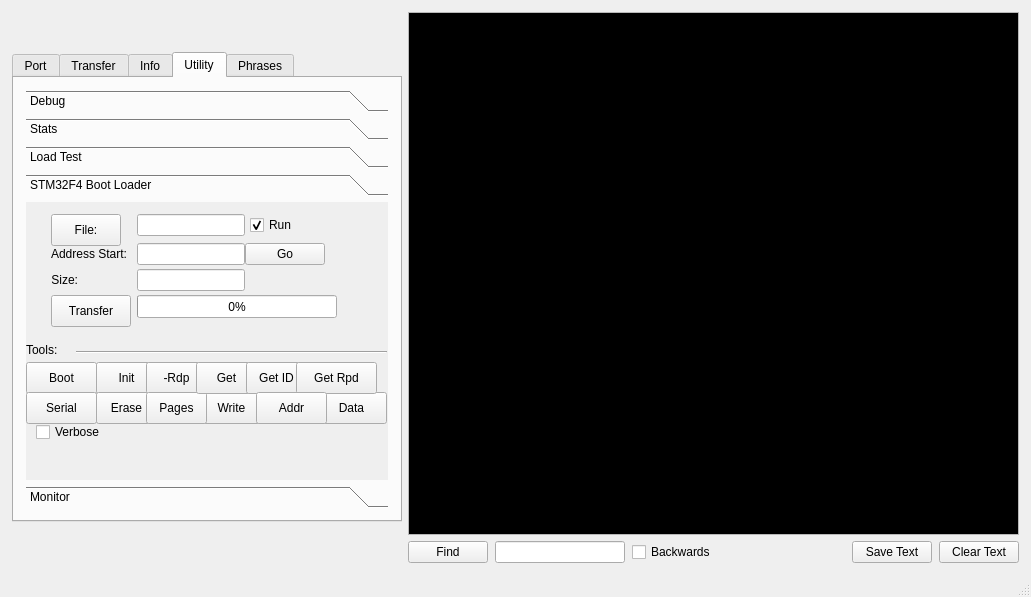
strawbot/TimbreTalk, file mainWindow.ui: the form before one commit.
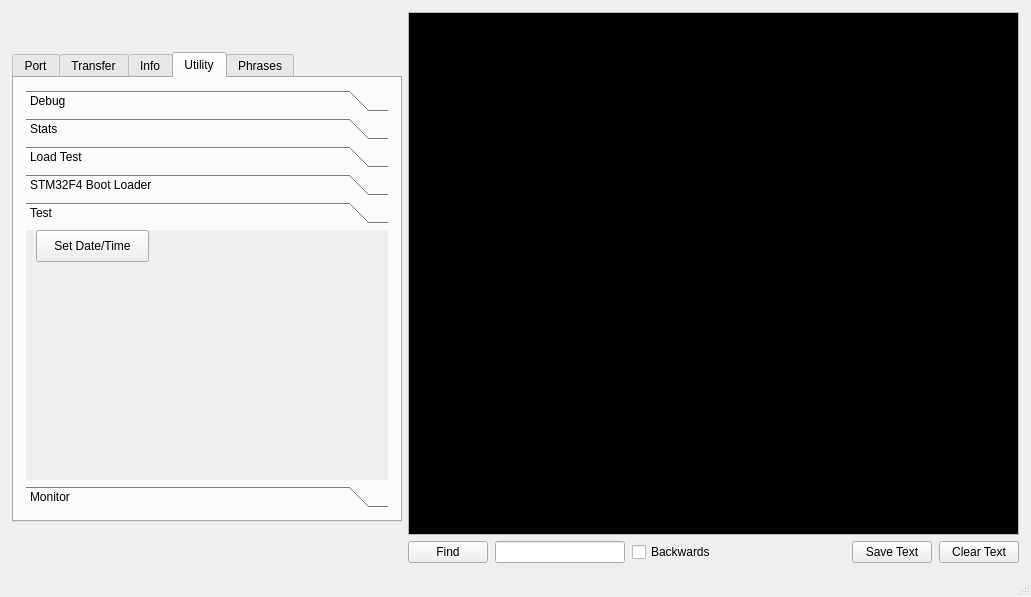
The form after the commit.

Patch:
```diff
--- a/mainWindow.ui
+++ b/mainWindow.ui
@@ -1268,7 +1268,7 @@
             <item>
              <widget class="QToolBox" name="toolBox">
               <property name="currentIndex">
-               <number>3</number>
+               <number>4</number>
               </property>
               <widget class="QWidget" name="Debug">
                <property name="geometry">
@@ -2006,6 +2006,24 @@
                 </property>
                </widget>
               </widget>
+              <widget class="QWidget" name="page_2">
+               <attribute name="label">
+                <string>Test</string>
+               </attribute>
+               <widget class="QPushButton" name="setDateTime">
+                <property name="geometry">
+                 <rect>
+                  <x>10</x>
+                  <y>0</y>
+                  <width>113</width>
+                  <height>32</height>
+                 </rect>
+                </property>
+                <property name="text">
+                 <string>Set Date/Time</string>
+                </property>
+               </widget>
+              </widget>
               <widget class="QWidget" name="Monitor">
                <property name="geometry">
                 <rect>
```
Left out of the diff: 6 changed lines with no effect on the pictures.
